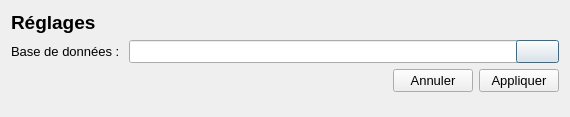
Above: GUI/settings.ui from samueldrouin/PyGuide before the change. Below: the same form after it.
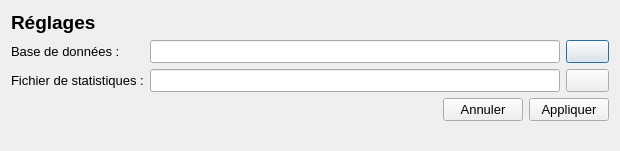
That is the form after the change. Icons and pictures are not drawn.

Commit message: Ajout de l'enregistrement des statistiques

Patch:
```diff
--- a/GUI/settings.ui
+++ b/GUI/settings.ui
@@ -6,14 +6,14 @@
    <rect>
     <x>0</x>
     <y>0</y>
-    <width>570</width>
-    <height>117</height>
+    <width>620</width>
+    <height>151</height>
    </rect>
   </property>
   <property name="minimumSize">
    <size>
-    <width>570</width>
-    <height>117</height>
+    <width>620</width>
+    <height>151</height>
    </size>
   </property>
   <property name="font">
@@ -41,14 +41,16 @@
     </widget>
    </item>
    <item>
-    <layout class="QHBoxLayout" name="horizontalLayout">
-     <item>
+    <layout class="QFormLayout" name="formLayout">
+     <item row="0" column="0">
       <widget class="QLabel" name="label_2">
        <property name="text">
         <string>Base de données : </string>
        </property>
       </widget>
      </item>
+     <item row="0" column="1">
+      <layout class="QHBoxLayout" name="horizontalLayout">
      <item>
       <widget class="QLineEdit" name="txt_base_donnee">
        <property name="minimumSize">
@@ -81,6 +83,52 @@
         <bool>false</bool>
        </property>
       </widget>
+       </item>
+      </layout>
+     </item>
+     <item row="1" column="0">
+      <widget class="QLabel" name="label_3">
+       <property name="text">
+        <string>Fichier de statistiques :</string>
+       </property>
+      </widget>
+     </item>
+     <item row="1" column="1">
+      <layout class="QHBoxLayout" name="horizontalLayout_5">
+       <item>
+        <widget class="QLineEdit" name="txt_statistique">
+         <property name="minimumSize">
+          <size>
+           <width>400</width>
+           <height>0</height>
+          </size>
+         </property>
+         <property name="readOnly">
+          <bool>true</bool>
+         </property>
+        </widget>
+       </item>
+       <item>
+        <widget class="QPushButton" name="btn_statistique">
+         <property name="text">
+          <string/>
+         </property>
+         <property name="icon">
+          <iconset>
+           <normaloff>../Resources/Folder.png</normaloff>../Resources/Folder.png</iconset>
+         </property>
+         <property name="iconSize">
+          <size>
+           <width>16</width>
+           <height>16</height>
+          </size>
+         </property>
+         <property name="flat">
+          <bool>false</bool>
+         </property>
+        </widget>
+       </item>
+      </layout>
      </item>
     </layout>
    </item>
```
Lines whose indentation alone changed are shown as unchanged. The commit also changes 6 other files.
